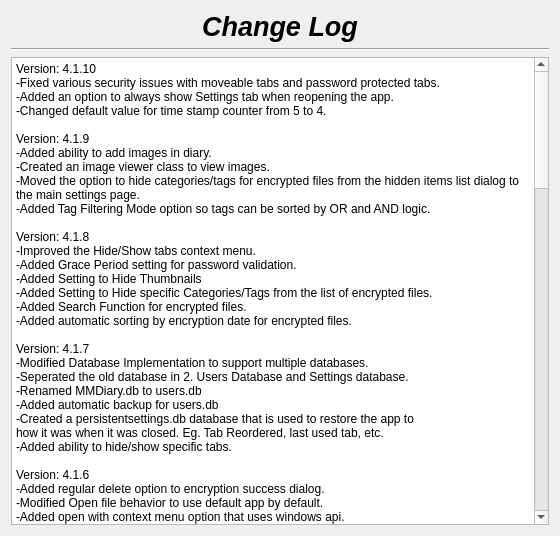
therealMaPMaKeR/MMDiary, file changelog.ui: the form before one commit.
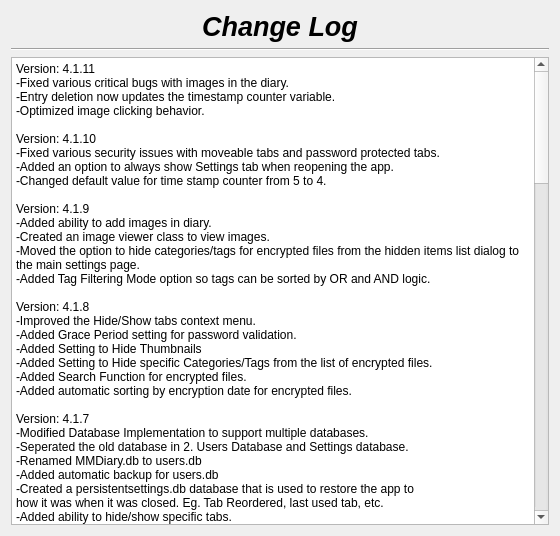
The form after the commit.

Commit message: optimized image clicking behavior

What changed in the file:
```diff
--- a/changelog.ui
+++ b/changelog.ui
@@ -55,7 +55,9 @@
 li.unchecked::marker { content: &quot;\2610&quot;; }
 li.checked::marker { content: &quot;\2612&quot;; }
 &lt;/style&gt;&lt;/head&gt;&lt;body style=&quot; font-family:'Segoe UI'; font-size:9pt; font-weight:400; font-style:normal;&quot;&gt;
-&lt;p style=&quot; margin-top:0px; margin-bottom:0px; margin-left:0px; margin-right:0px; -qt-block-indent:0; text-indent:0px;&quot;&gt;Version: 4.1.10&lt;br /&gt;-Fixed various security issues with moveable tabs and password protected tabs.&lt;/p&gt;
+&lt;p style=&quot; margin-top:0px; margin-bottom:0px; margin-left:0px; margin-right:0px; -qt-block-indent:0; text-indent:0px;&quot;&gt;Version: 4.1.11&lt;br /&gt;-Fixed various critical bugs with images in the diary.&lt;/p&gt;
+&lt;p style=&quot; margin-top:0px; margin-bottom:0px; margin-left:0px; margin-right:0px; -qt-block-indent:0; text-indent:0px;&quot;&gt;-Entry deletion now updates the timestamp counter variable.&lt;/p&gt;
+&lt;p style=&quot; margin-top:0px; margin-bottom:0px; margin-left:0px; margin-right:0px; -qt-block-indent:0; text-indent:0px;&quot;&gt;-Optimized image clicking behavior.&lt;br /&gt;&lt;br /&gt;Version: 4.1.10&lt;br /&gt;-Fixed various security issues with moveable tabs and password protected tabs.&lt;/p&gt;
 &lt;p style=&quot; margin-top:0px; margin-bottom:0px; margin-left:0px; margin-right:0px; -qt-block-indent:0; text-indent:0px;&quot;&gt;-Added an option to always show Settings tab when reopening the app.&lt;/p&gt;
 &lt;p style=&quot; margin-top:0px; margin-bottom:0px; margin-left:0px; margin-right:0px; -qt-block-indent:0; text-indent:0px;&quot;&gt;-Changed default value for time stamp counter from 5 to 4.&lt;br /&gt;&lt;/p&gt;
 &lt;p style=&quot; margin-top:0px; margin-bottom:0px; margin-left:0px; margin-right:0px; -qt-block-indent:0; text-indent:0px;&quot;&gt;Version: 4.1.9&lt;/p&gt;
```
The commit also changes 2 other files.
